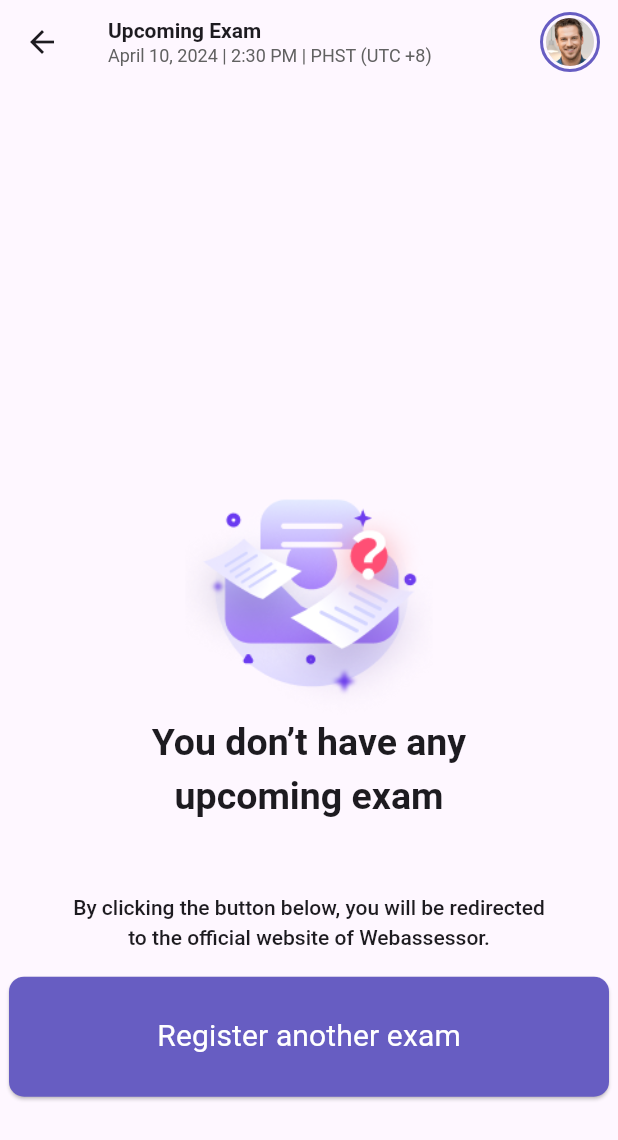
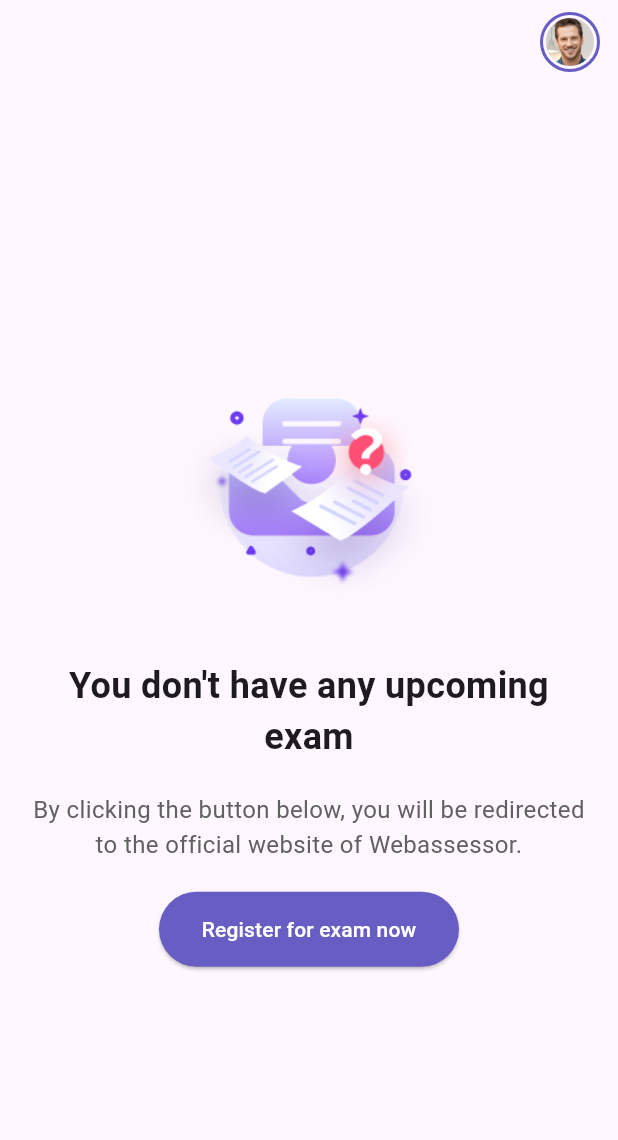
Before and after one commit to arostata/wa_mobile, a Flutter app: the screen it shows after launch, on a phone screen of 412 x 824 dp. Shown: the top 1140 px of the screen. Run offline on Flutter 3.47's test engine with Material 3 defaults, Android fonts, the phone set to English and light mode, and no system bars; our stand-ins replace flutter_svg; Roboto replaces fonts that are missing (Readex Pro).

Commit message:
Updated code

```diff
--- a/lib/MainPage/mainpagefirst.dart
+++ b/lib/MainPage/mainpagefirst.dart
@@ -1,60 +1,24 @@
-
-
 import 'package:flutter/material.dart';
 
-//import 'first_page_model.dart';
-//export 'first_page_model.dart';
-
-class MainPageFirstWidget extends StatefulWidget {
-  const MainPageFirstWidget({Key? key}) : super(key: key);
-
-  @override
-  State<MainPageFirstWidget> createState() => _MainPageFirstWidgetState();
+void main() {
+  runApp(const MainPageFirstWidget());
 }
 
-class _MainPageFirstWidgetState extends State<MainPageFirstWidget> {
-  //late FirstPageModel _model;
-
-  final scaffoldKey = GlobalKey<ScaffoldState>();
-
-  @override
-  void initState() {
-    super.initState();
-    //_model = createModel(context, () => FirstPageModel());
-  }
-
-  @override
-  void dispose() {
-    //_model.dispose();
-
-    super.dispose();
-  }
+class MainPageFirstWidget extends StatelessWidget {
+  const MainPageFirstWidget({super.key});
 
   @override
   Widget build(BuildContext context) {
-    return GestureDetector(
-     // onTap: () => _model.unfocusNode.canRequestFocus
-     //     ? FocusScope.of(context).requestFocus(_model.unfocusNode)
-    //      : FocusScope.of(context).unfocus(),
-
-      child: WillPopScope(
-        onWillPop: () async => false,
-        child: Scaffold(
-          key: scaffoldKey,
+    return MaterialApp(
+      debugShowCheckedModeBanner: false,
+      home: Scaffold(
         appBar: AppBar(
           title: const Column(
             crossAxisAlignment: CrossAxisAlignment.start,
             mainAxisAlignment: MainAxisAlignment.center,
             children: [
               Text(
-              'Upcoming Exam',
-              style: TextStyle(
-                fontSize: 14,
-                fontWeight: FontWeight.bold,
-              ), // Adjust font size as needed
-            ),
-            Text(
-              'April 10, 2024 | 2:30 PM | PHST (UTC +8)',
+                '',
                 style: TextStyle(
                   fontSize: 12,
                   color: Color(0xFF616161),
@@ -83,61 +47,41 @@ class _MainPageFirstWidgetState extends State<MainPageFirstWidget> {
             ),
           ],
         ),
-        //  backgroundColor: FlutterFlowTheme.of(context).primaryBackground,
-          body: SafeArea(
-            top: true,
-            child: Stack(
-              children: [
-                Align(
-                  alignment: AlignmentDirectional(0, -0.11),
-                  child: ClipRRect(
-                    borderRadius: BorderRadius.circular(8),
-                    child: Image.asset(
-                      'lib/assets/NoExamLogo.png',
-                      width: 165,
-                      height: 155,
-                      fit: BoxFit.cover,
+        body: Padding(
+          padding: const EdgeInsets.all(16.0), // Set your desired padding here
+          child: Center(
+            child: Column(
+              mainAxisAlignment: MainAxisAlignment.center,
+              children: <Widget>[
+                Image.asset(
+                  'lib/assets/unregistered_icon.png',
+                  width: 200,
+                  height: 200,
                 ),
+                const SizedBox(height: 5),
+                const Text(
+                  "You don't have any upcoming exam",
+                  textAlign: TextAlign.center,
+                  style: TextStyle(fontWeight: FontWeight.bold, fontSize: 24),
                 ),
+                const SizedBox(height: 20),
+                const Text(
+                  "By clicking the button below, you will be redirected to the official website of Webassessor.",
+                  textAlign: TextAlign.center,
+                  style: TextStyle(color: Color(0xFF616161), fontSize: 16),
                 ),
-                const Align(
-                  alignment: AlignmentDirectional(0, 0.21),
-                  child: Text(
-                    'You don’t have any \nupcoming exam',
-                    textAlign: TextAlign.center,
-                    style: TextStyle(
-
-                          fontFamily: 'Readex Pro',
-                          fontSize: 25,
-                          letterSpacing: 0,
-                          fontWeight: FontWeight.bold,
+                const SizedBox(height: 20),
+                ElevatedButton(
+                  onPressed: () {},
+                  style: ButtonStyle(
+                    backgroundColor: MaterialStateProperty.all<Color>(
+                        const Color(0xFF675DC2)),
+                    foregroundColor:
+                        MaterialStateProperty.all<Color>(Colors.white),
+                    minimumSize:
+                        MaterialStateProperty.all<Size>(const Size(200, 50)),
                   ),
-                  ),
-                ),
-                const Align(
-                  alignment: AlignmentDirectional(0, 0.48),
-                  child: Text(
-                    'By clicking the button below, you will be redirected \nto the official website of Webassessor.',
-                    textAlign: TextAlign.center,
-                    style: TextStyle(
-                          fontFamily: 'Readex Pro',
-                          fontSize: 14,
-                          letterSpacing: 0,
-                          fontWeight: FontWeight.w500,
-                        ),
-                  ),
-                ),
-                Align(
-                  alignment: AlignmentDirectional(0, 0.73),
-                   child: ElevatedButton(
-                onPressed: () {
-                  // Handle button press
-                },
-                style: ElevatedButton.styleFrom(backgroundColor: const Color(0xff675DC2), minimumSize:const Size(400, 80),shape: RoundedRectangleBorder(borderRadius: BorderRadius.circular(10))),
-                child: const Text(
-                  'Register another exam',
-                   style: TextStyle(color: Colors.white,fontWeight: FontWeight.w400, fontSize: 20),),
-                  ),
+                  child: const Text("Register for exam now"),
                 ),
               ],
             ),
```
Also changed, not shown: lib/assets/unregistered_icon.png (added). Lines whose indentation alone changed are shown as unchanged.
